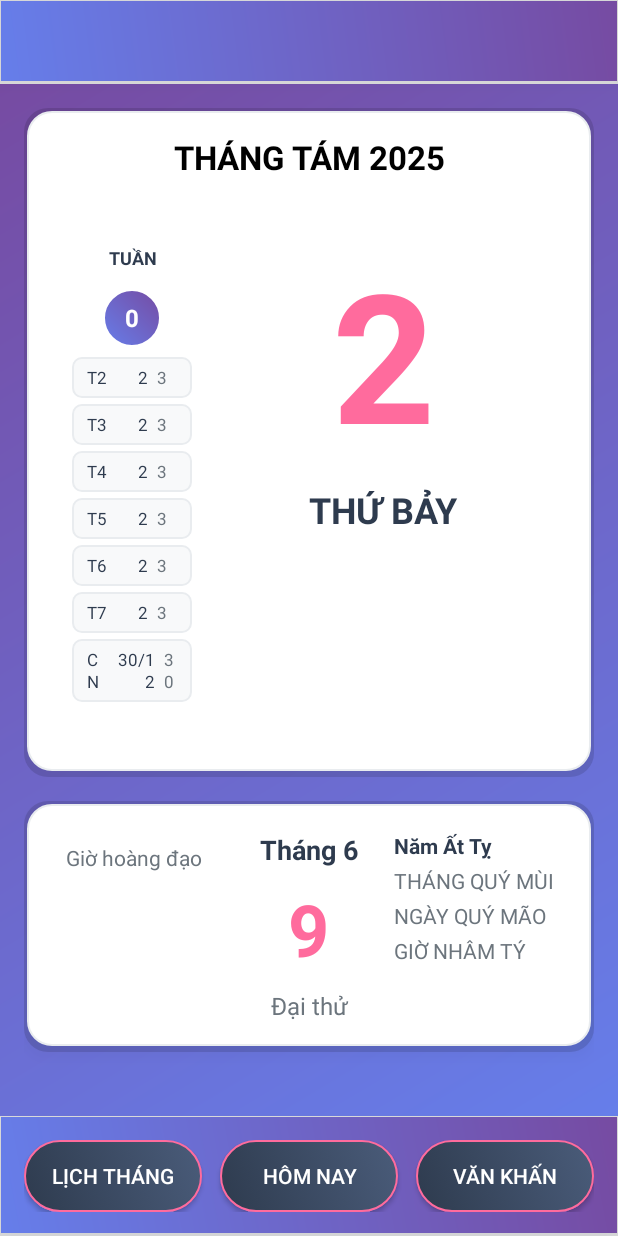
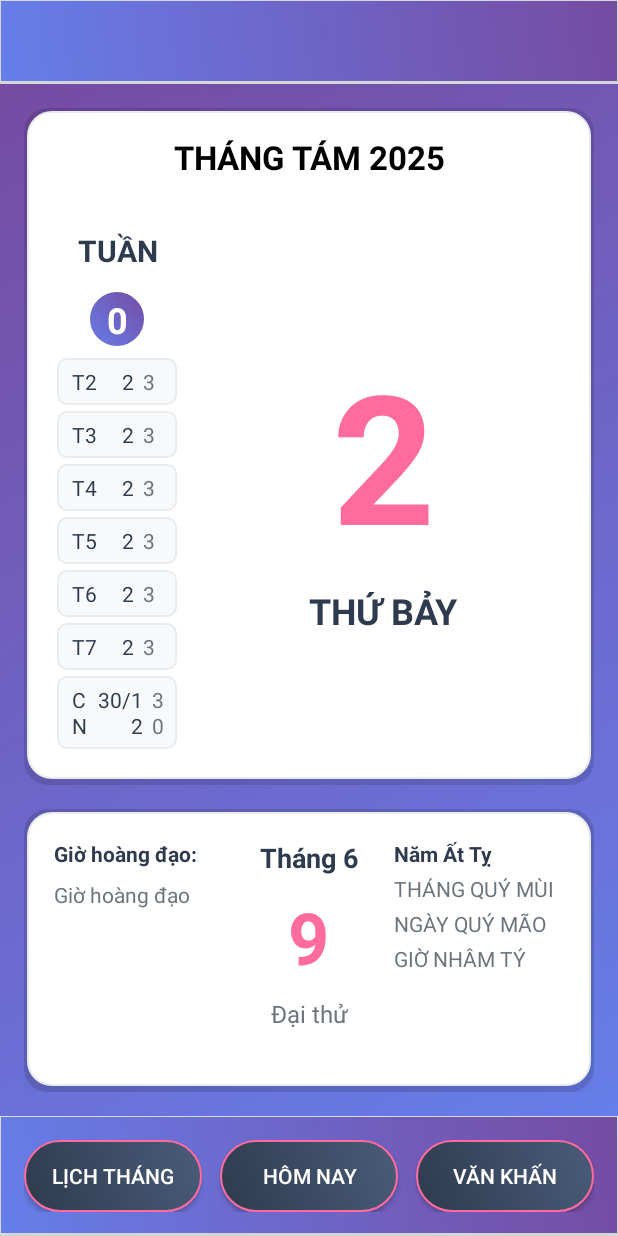
Before and after one commit to tungbuivn/calendar, an Android app: the layout activity_main.xml on its own in the app's theme, with its tools: preview values and no code run, on a phone screen of 412 x 824 dp. Run offline under Robolectric (Android 15) with nearby library versions, the phone set to English and light mode, and no system bars.

Commit message:
version 1.0.1

```diff
--- a/app/src/main/java/com/calendar/tbt/MainActivity.java
+++ b/app/src/main/java/com/calendar/tbt/MainActivity.java
@@ -571,7 +571,7 @@ public class MainActivity extends AppCompatActivity {
         lunarHour.setText("Giờ " + lunarDate.getHourName());
         // Update lunar hour based on whether it's initial load or navigation
         TextView astrologicalInfo = findViewById(R.id.gio_tot);
-        astrologicalInfo.setText("Giờ hoàng đạo: " + lunarDate.getLuckyHours());
+        astrologicalInfo.setText(lunarDate.getLuckyHours());
 
 
 
--- a/app/src/main/res/layout/activity_main.xml
+++ b/app/src/main/res/layout/activity_main.xml
@@ -67,11 +67,10 @@
                     android:id="@+id/main_lay"
                     android:layout_width="match_parent"
                     android:layout_height="wrap_content"
-                    android:layout_marginBottom="16dp"
 
                     android:elevation="4dp"
                     android:orientation="horizontal"
-                    android:padding="20dp">
+                    android:padding="10dp">
 
                     <!-- Left Column - Week Info -->
 
@@ -90,6 +89,12 @@
                         android:gravity="center_horizontal"
                         android:orientation="vertical"
                         android:paddingHorizontal="20dp">
+
+                        <LinearLayout
+                            android:layout_width="match_parent"
+                            android:layout_height="match_parent"
+                            android:gravity="center_horizontal|center_vertical"
+                            android:orientation="vertical">
 
                             <TextView
                                 android:id="@+id/day_number"
@@ -119,13 +124,15 @@
 
                 </LinearLayout>
 
+            </LinearLayout>
+
             <!-- Main Date Section with Card -->
 
             <!-- Lunar Information Section with Card -->
             <LinearLayout
                 android:layout_width="match_parent"
-                android:layout_height="wrap_content"
-                android:layout_marginBottom="16dp"
+                android:layout_height="0dp"
+                android:layout_weight="1"
                 android:background="@drawable/card_background"
                 android:elevation="4dp"
                 android:orientation="horizontal"
@@ -139,12 +146,22 @@
                     android:orientation="vertical">
 
                     <TextView
+                        android:id="@+id/gio_tot_lbl"
+                        android:layout_width="match_parent"
+                        android:layout_height="wrap_content"
+                        android:layout_marginBottom="8dp"
+                        android:gravity="start"
+                        android:text="Giờ hoàng đạo:"
+                        android:textColor="@color/textPrimary"
+                        android:textSize="14sp"
+                        android:textStyle="bold" />
+
+                    <TextView
                         android:id="@+id/gio_tot"
                         android:layout_width="match_parent"
                         android:layout_height="wrap_content"
                         android:layout_marginBottom="8dp"
                         android:gravity="start"
-                        android:padding="8dp"
                         android:text="Giờ hoàng đạo"
                         android:textColor="@color/textSecondary"
                         android:textSize="14sp" />
@@ -244,14 +261,6 @@
             </LinearLayout>
 
             <!-- Bottom Space for Flower -->
-            <LinearLayout
-                android:id="@+id/bottom_image"
-                android:layout_width="match_parent"
-                android:layout_height="0dp"
-                android:layout_weight="1"
-                android:gravity="center"
-                android:orientation="horizontal"
-                android:padding="8dp" />
 
         </LinearLayout>
 
--- a/app/src/main/res/layout/week_info.xml
+++ b/app/src/main/res/layout/week_info.xml
@@ -15,7 +15,7 @@
         android:text="TUẦN"
         android:textAlignment="center"
         android:textColor="@color/textPrimary"
-        android:textSize="12sp"
+        android:textSize="20sp"
         android:textStyle="bold" />
 
     <TextView
@@ -30,7 +30,7 @@
         android:text="0"
         android:textAlignment="center"
         android:textColor="@color/textLight"
-        android:textSize="16sp"
+        android:textSize="24sp"
         android:textStyle="bold" />
 
     <LinearLayout
@@ -53,7 +53,7 @@
             android:text="T2"
             android:textAlignment="viewStart"
             android:textColor="@color/textPrimary"
-            android:textSize="11sp" />
+            android:textSize="14sp" />
 
         <TextView
             android:id="@+id/week_day_t2s"
@@ -66,7 +66,7 @@
             android:text="2"
             android:textAlignment="viewEnd"
             android:textColor="@color/textPrimary"
-            android:textSize="11sp" />
+            android:textSize="14sp" />
 
         <TextView
             android:id="@+id/week_day_t2l"
@@ -78,7 +78,7 @@
             android:text="3"
             android:textAlignment="viewStart"
             android:textColor="@color/textSecondary"
-            android:textSize="11sp" />
+            android:textSize="14sp" />
     </LinearLayout>
 
     <LinearLayout
@@ -101,7 +101,7 @@
             android:text="T3"
             android:textAlignment="viewStart"
             android:textColor="@color/textPrimary"
-            android:textSize="11sp" />
+            android:textSize="14sp" />
 
         <TextView
             android:id="@+id/week_day_t3s"
@@ -114,7 +114,7 @@
             android:text="2"
             android:textAlignment="viewEnd"
             android:textColor="@color/textPrimary"
-            android:textSize="11sp" />
+            android:textSize="14sp" />
 
         <TextView
             android:id="@+id/week_day_t3l"
@@ -126,7 +126,7 @@
             android:text="3"
             android:textAlignment="viewStart"
             android:textColor="@color/textSecondary"
-            android:textSize="11sp" />
+            android:textSize="14sp" />
     </LinearLayout>
 
     <LinearLayout
@@ -149,7 +149,7 @@
             android:text="T4"
             android:textAlignment="viewStart"
             android:textColor="@color/textPrimary"
-            android:textSize="11sp" />
+            android:textSize="14sp" />
 
         <TextView
             android:id="@+id/week_day_t4s"
@@ -162,7 +162,7 @@
             android:text="2"
             android:textAlignment="viewEnd"
             android:textColor="@color/textPrimary"
-            android:textSize="11sp" />
+            android:textSize="14sp" />
 
         <TextView
             android:id="@+id/week_day_t4l"
@@ -174,7 +174,7 @@
             android:text="3"
             android:textAlignment="viewStart"
             android:textColor="@color/textSecondary"
-            android:textSize="11sp" />
+            android:textSize="14sp" />
     </LinearLayout>
 
     <LinearLayout
@@ -197,7 +197,7 @@
             android:text="T5"
             android:textAlignment="viewStart"
             android:textColor="@color/textPrimary"
-            android:textSize="11sp" />
+            android:textSize="14sp" />
 
         <TextView
             android:id="@+id/week_day_t5s"
@@ -210,7 +210,7 @@
             android:text="2"
             android:textAlignment="viewEnd"
             android:textColor="@color/textPrimary"
-            android:textSize="11sp" />
+            android:textSize="14sp" />
 
         <TextView
             android:id="@+id/week_day_t5l"
@@ -222,7 +222,7 @@
             android:text="3"
             android:textAlignment="viewStart"
             android:textColor="@color/textSecondary"
-            android:textSize="11sp" />
+            android:textSize="14sp" />
     </LinearLayout>
 
     <LinearLayout
@@ -245,7 +245,7 @@
             android:text="T6"
             android:textAlignment="viewStart"
             android:textColor="@color/textPrimary"
-            android:textSize="11sp" />
+            android:textSize="14sp" />
 
         <TextView
             android:id="@+id/week_day_t6s"
@@ -258,7 +258,7 @@
             android:text="2"
             android:textAlignment="viewEnd"
             android:textColor="@color/textPrimary"
-            android:textSize="11sp" />
+            android:textSize="14sp" />
 
         <TextView
             android:id="@+id/week_day_t6l"
@@ -270,7 +270,7 @@
             android:text="3"
             android:textAlignment="viewStart"
             android:textColor="@color/textSecondary"
-            android:textSize="11sp" />
+            android:textSize="14sp" />
     </LinearLayout>
 
     <LinearLayout
@@ -293,7 +293,7 @@
             android:text="T7"
             android:textAlignment="viewStart"
             android:textColor="@color/textPrimary"
-            android:textSize="11sp" />
+            android:textSize="14sp" />
 
         <TextView
             android:id="@+id/week_day_t7s"
@@ -306,7 +306,7 @@
             android:text="2"
             android:textAlignment="viewEnd"
             android:textColor="@color/textPrimary"
-            android:textSize="11sp" />
+            android:textSize="14sp" />
 
         <TextView
             android:id="@+id/week_day_t7l"
@@ -318,7 +318,7 @@
             android:text="3"
             android:textAlignment="viewStart"
             android:textColor="@color/textSecondary"
-            android:textSize="11sp" />
+            android:textSize="14sp" />
     </LinearLayout>
 
     <LinearLayout
@@ -341,7 +341,7 @@
             android:text="CN"
             android:textAlignment="viewStart"
             android:textColor="@color/textPrimary"
-            android:textSize="11sp" />
+            android:textSize="14sp" />
 
         <TextView
             android:id="@+id/week_day_cns"
@@ -354,7 +354,7 @@
             android:text="30/12"
             android:textAlignment="viewEnd"
             android:textColor="@color/textPrimary"
-            android:textSize="11sp" />
+            android:textSize="14sp" />
 
         <TextView
             android:id="@+id/week_day_cnl"
@@ -366,7 +366,7 @@
             android:text="30"
             android:textAlignment="viewStart"
             android:textColor="@color/textSecondary"
-            android:textSize="11sp" />
+            android:textSize="14sp" />
     </LinearLayout>
 
 </LinearLayout>
```
Lines whose indentation alone changed are shown as unchanged.
